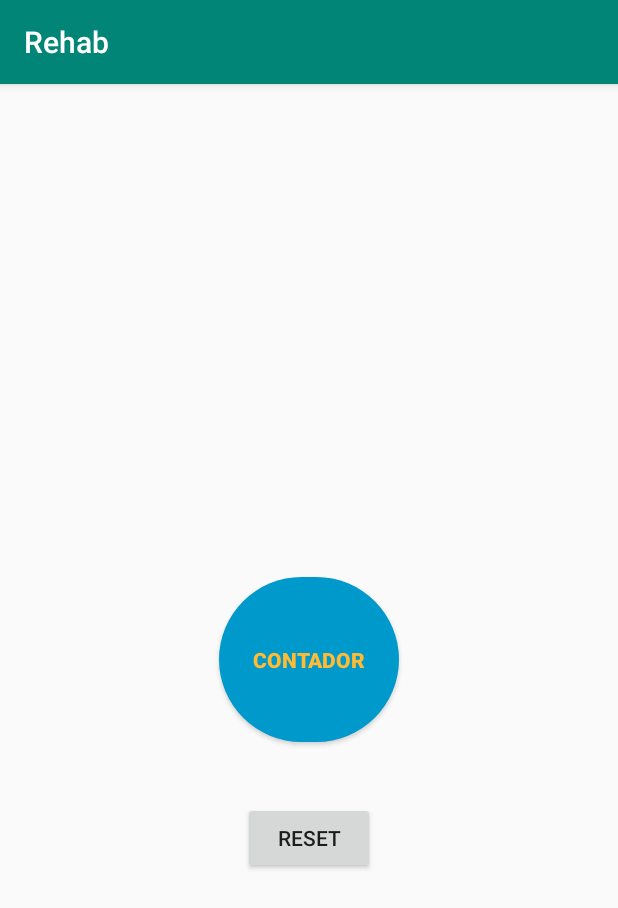
After one commit to Diegobr21/Rehab, an Android app: the Contador screen opened directly, with no data from a screen before it, on a phone screen of 412 x 824 dp. The commit adds this screen. Shown: the top 908 px of the screen. Run offline under Robolectric (Android 15) with nearby library versions, the phone set to English and light mode, and no system bars; 1 statement that could not run was skipped.

Commit message:
pantalla contador, como modelo de lo que se quiere lograr

```diff
--- a/app/src/main/AndroidManifest.xml
+++ b/app/src/main/AndroidManifest.xml
@@ -9,6 +9,7 @@
         android:roundIcon="@mipmap/ic_launcher_round"
         android:supportsRtl="true"
         android:theme="@style/AppTheme">
+        <activity android:name=".Contador"></activity>
         <activity android:name=".MainActivity">
             <intent-filter>
                 <action android:name="android.intent.action.MAIN" />
--- /dev/null
+++ b/app/src/main/java/com/example/rehab/Contador.java
@@ -0,0 +1,51 @@
+package com.example.rehab;
+
+import androidx.appcompat.app.AppCompatActivity;
+
+import android.os.Bundle;
+import android.view.View;
+import android.widget.Button;
+import android.widget.TextView;
+
+public class Contador extends AppCompatActivity {
+    private Button contador;
+    private Button reset;
+    private TextView conteo;
+    public int clicks = 0;
+
+    @Override
+    protected void onCreate(Bundle savedInstanceState) {
+        super.onCreate(savedInstanceState);
+        setContentView(R.layout.activity_contador);
+
+        contador= findViewById(R.id.btn_contador);
+        reset = findViewById(R.id.reset);
+        conteo= findViewById(R.id.conteo);
+        conteo.setText(clicks);
+
+        contador.setOnClickListener(new View.OnClickListener() {
+            @Override
+            public void onClick(View v) {
+
+                contar();
+            }
+        });
+
+        reset.setOnClickListener(new View.OnClickListener() {
+            @Override
+            public void onClick(View v) {
+                resetear();
+            }
+        });
+    }
+
+    private void resetear(){
+        clicks = 0;
+        conteo.setText(clicks);
+    }
+
+    private void contar(){
+        clicks++;
+        conteo.setText(clicks);
+    }
+}
--- /dev/null
+++ b/app/src/main/res/drawable/circulo.xml
@@ -0,0 +1,12 @@
+<?xml version="1.0" encoding="utf-8"?>
+<shape
+    xmlns:android="http://schemas.android.com/apk/res/android"
+    android:shape="rectangle">
+    <solid android:color="@android:color/white"></solid>
+    <corners android:bottomRightRadius="55dp"
+        android:bottomLeftRadius="55dp"
+        android:topLeftRadius="55dp"
+        android:topRightRadius="55dp"
+        ></corners>
+
+</shape>
--- /dev/null
+++ b/app/src/main/res/layout/activity_contador.xml
@@ -0,0 +1,40 @@
+<?xml version="1.0" encoding="utf-8"?>
+<RelativeLayout
+    xmlns:android="http://schemas.android.com/apk/res/android"
+    xmlns:app="http://schemas.android.com/apk/res-auto"
+    xmlns:tools="http://schemas.android.com/tools"
+    android:layout_width="match_parent"
+    android:layout_height="match_parent"
+    tools:context=".Contador">
+
+    <TextView
+        android:id="@+id/conteo"
+        android:layout_width="match_parent"
+        android:layout_height="wrap_content"
+        android:layout_marginTop="70dp"
+        android:textSize="35sp"
+        android:textColor="@android:color/black"
+        android:textStyle="bold"
+        android:textAlignment="center"/>
+
+    <Button
+        android:background="@drawable/circulo"
+        android:backgroundTint="@android:color/holo_blue_dark"
+        android:textColor="@android:color/holo_orange_light"
+        android:textStyle="bold"
+        android:id="@+id/btn_contador"
+        android:layout_centerHorizontal="true"
+        android:layout_centerVertical="true"
+        android:layout_width="120dp"
+        android:layout_height="110dp"
+        android:text="Contador" />
+
+    <Button
+        android:id="@+id/reset"
+        android:layout_width="wrap_content"
+        android:layout_height="wrap_content"
+        android:layout_marginTop="40dp"
+        android:layout_below="@+id/btn_contador"
+        android:text="RESET"
+        android:layout_centerHorizontal="true"/>
+</RelativeLayout>
```
Also changed, not shown: app/src/main/java/com/example/rehab/MainActivity.java (+27 -0 lines), app/src/main/res/layout/activity_main.xml (+15 -11 lines), app/build.gradle (line endings or trailing spaces).
